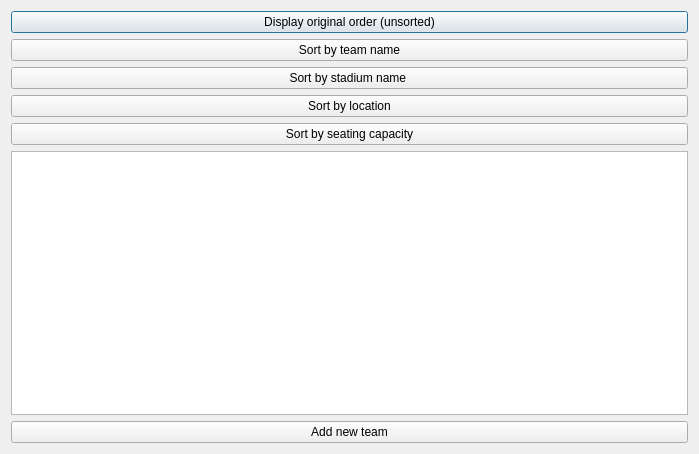
samshafieha/project-1-football-pamphlet, file project-1/desplayteam.ui: the form before one commit.
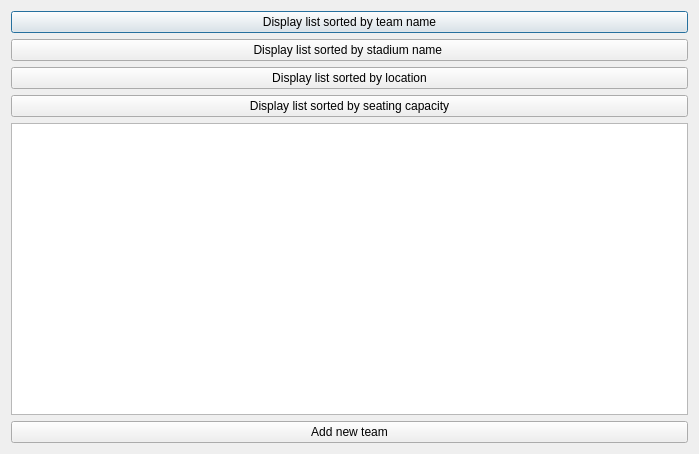
The form after the commit.

```diff
--- a/project-1/desplayteam.ui
+++ b/project-1/desplayteam.ui
@@ -17,35 +17,28 @@
    <item>
     <widget class="QPushButton" name="pushButton_2">
      <property name="text">
-      <string>Display original order (unsorted)</string>
-     </property>
-    </widget>
-   </item>
-   <item>
-    <widget class="QPushButton" name="pushButton">
-     <property name="text">
-      <string>Sort by team name</string>
+      <string>Display list sorted by team name</string>
      </property>
     </widget>
    </item>
    <item>
     <widget class="QPushButton" name="pushButton_3">
      <property name="text">
-      <string>Sort by stadium name </string>
+      <string>Display list sorted by stadium name </string>
      </property>
     </widget>
    </item>
    <item>
     <widget class="QPushButton" name="pushButton_4">
      <property name="text">
-      <string>Sort by location</string>
+      <string>Display list sorted by location</string>
      </property>
     </widget>
    </item>
    <item>
     <widget class="QPushButton" name="pushButton_5">
      <property name="text">
-      <string>Sort by seating capacity</string>
+      <string>Display list sorted by seating capacity</string>
      </property>
     </widget>
    </item>
```
Left out of the diff: 67 changed lines with no effect on the pictures.
